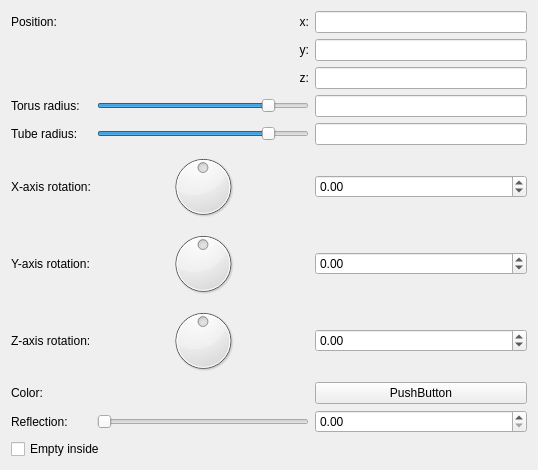
First picture: the form in mandelbulber2/qt_data/primitive_torus.ui, repository buddhi1980/mandelbulber2, before the edit.
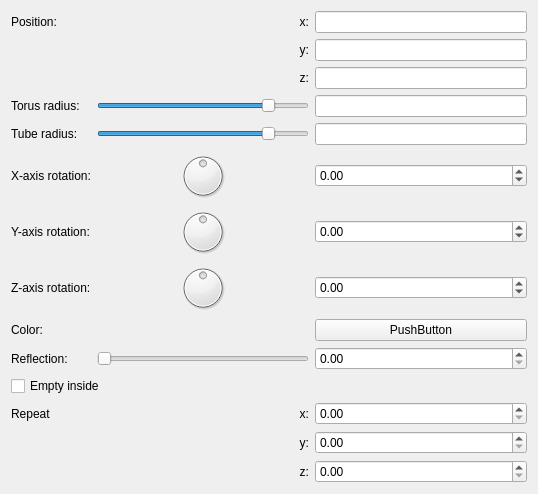
Second picture: the form after the edit. Custom widgets are drawn as their Qt base class.

Commit message: Added Repeat Operator for Fractals (in Fractal->Options->Repeat) and for Volume Primitives like Box, Cone, ... (directly in Primitive Settings)

Diff of the .ui file:
```diff
--- a/mandelbulber2/qt_data/primitive_torus.ui
+++ b/mandelbulber2/qt_data/primitive_torus.ui
@@ -338,6 +338,44 @@
        </property>
       </widget>
      </item>
+
+   <!-- Repeat Start -->
+     <item row="12" column="0">
+      <widget class="QLabel" name="label">
+       <property name="text">
+        <string>Repeat</string>
+       </property>
+      </widget>
+     </item>
+     <item row="12" column="2">
+      <widget class="MyDoubleSpinBox" name="spinboxd3_repeat_x"/>
+     </item>
+     <item row="13" column="2">
+      <widget class="MyDoubleSpinBox" name="spinboxd3_repeat_y"/>
+     </item>
+     <item row="14" column="2">
+      <widget class="MyDoubleSpinBox" name="spinboxd3_repeat_z"/>
+     </item>
+     <item row="12" column="1">
+      <widget class="QLabel" name="label_repeat_x">
+       <property name="text"><string>x:</string></property>
+       <property name="alignment"><set>Qt::AlignRight|Qt::AlignTrailing|Qt::AlignVCenter</set></property>
+      </widget>
+     </item>
+     <item row="13" column="1">
+      <widget class="QLabel" name="label_repeat_y">
+      <property name="text"><string>y:</string></property>
+       <property name="alignment"><set>Qt::AlignRight|Qt::AlignTrailing|Qt::AlignVCenter</set></property>
+      </widget>
+     </item>
+     <item row="14" column="1">
+      <widget class="QLabel" name="label_repeat_z">
+       <property name="text"><string>z:</string></property>
+       <property name="alignment"><set>Qt::AlignRight|Qt::AlignTrailing|Qt::AlignVCenter</set></property>
+      </widget>
+     </item>
+     <!-- Repeat End -->
+
     </layout>
    </item>
    <item>
```
The commit also changes 12 other files.
